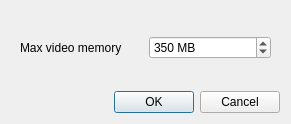
Old version of the form v3d_main/neuron_annotator/gui/PreferencesNa.ui in the repository CBL-ORION/Vaa3D-mirror.
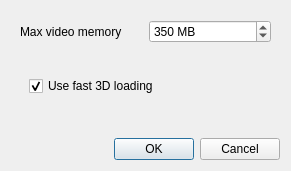
New version of the form.

Commit message: Added preferences setting for whether to use fast load feature, in preparation for integrating fast load with open multicolor...

```diff
--- a/v3d_main/neuron_annotator/gui/PreferencesNa.ui
+++ b/v3d_main/neuron_annotator/gui/PreferencesNa.ui
@@ -7,7 +7,7 @@
     <x>0</x>
     <y>0</y>
     <width>291</width>
-    <height>124</height>
+    <height>171</height>
    </rect>
   </property>
   <property name="windowTitle">
@@ -58,6 +58,22 @@
           </item>
          </layout>
         </item>
+        <item>
+         <widget class="QWidget" name="fastLoadWidget" native="true">
+          <layout class="QHBoxLayout" name="horizontalLayout_2">
+           <item>
+            <widget class="QCheckBox" name="fastLoadCheckBox">
+             <property name="text">
+              <string>Use fast 3D loading</string>
+             </property>
+             <property name="checked">
+              <bool>true</bool>
+             </property>
+            </widget>
+           </item>
+          </layout>
+         </widget>
+        </item>
        </layout>
       </widget>
      </item>
```
The commit also changes 1 other file.
